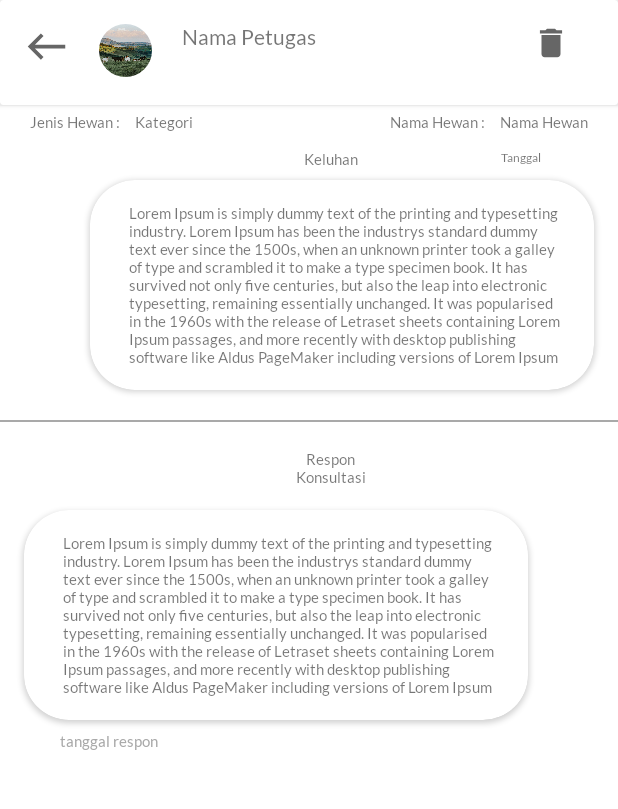
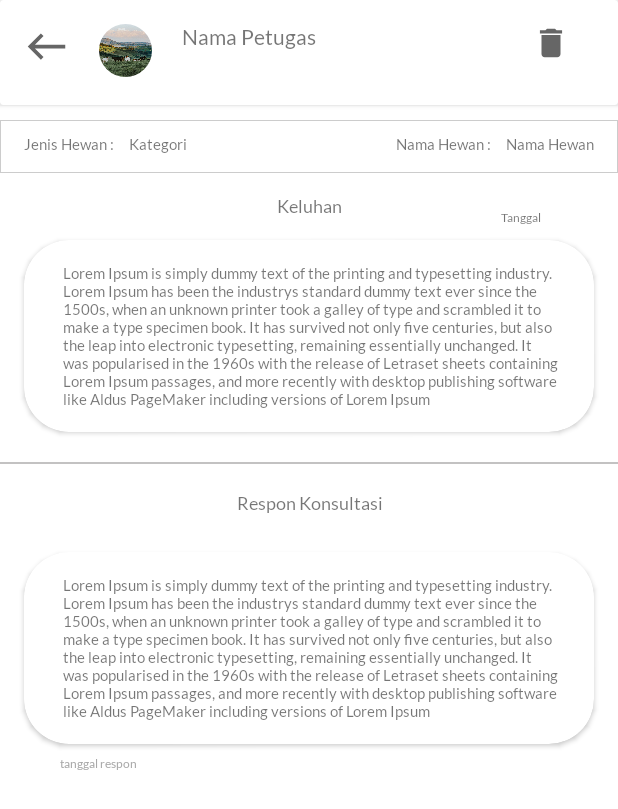
Before and after one commit to mhaerulanam/Kel_4_MOBILE_Gol_F_BWS, an Android app: the DetailKonsultasiMasukActivity screen opened directly, with no data from a screen before it, on a phone screen of 412 x 824 dp. Shown: the top 809 px of the screen. Run offline under Robolectric (Android 15) with nearby library versions, the phone set to English and light mode, and no system bars; our stand-ins replace CircleImageView; pictures from the network do not load.

Commit message:
update tampilan detail konsultasi

```diff
--- a/Dokternak/app/src/main/java/com/def/dokternak/network/ApiClient.java
+++ b/Dokternak/app/src/main/java/com/def/dokternak/network/ApiClient.java
@@ -9,11 +9,18 @@ public class ApiClient {
 
     //URI Hosting Web Service Dokternak.id
 //    public static final String BASE_URL = "http://www.webservice.dokternak.id/api/";
-    public static final String BASE_URL = "http://www.webservice.dokternak.id/public/api/";
-    public static final String ARTIKEL_IMAGE_BASE_URL = "http://www.webservice.dokternak.id/public/data/data_artikel/";
-    public static final String PETUGAS_IMAGE_BASE_URL = "http://www.webservice.dokternak.id/public/data/data_dokter/";
-    public static final String PETERNAK_IMAGE_BASE_URL = "http://www.webservice.dokternak.id/public/data/data_peternak/";
-    public static final String PUSKESWAN_IMAGE_BASE_URL = "http://www.webservice.dokternak.id/public/data/data_puskeswan/";
+//    public static final String BASE_URL = "http://www.webservice.dokternak.id/public/api/";
+//    public static final String ARTIKEL_IMAGE_BASE_URL = "http://www.webservice.dokternak.id/public/data/data_artikel/";
+//    public static final String PETUGAS_IMAGE_BASE_URL = "http://www.webservice.dokternak.id/public/data/data_dokter/";
+//    public static final String PETERNAK_IMAGE_BASE_URL = "http://www.webservice.dokternak.id/public/data/data_peternak/";
+//    public static final String PUSKESWAN_IMAGE_BASE_URL = "http://www.webservice.dokternak.id/public/data/data_puskeswan/";
+
+    //URI Hosting workshopjti
+    public static final String BASE_URL = "http://dokternak.workshopjti.com/api/";
+    public static final String ARTIKEL_IMAGE_BASE_URL = "http://dokternak.workshopjti.com/data/data_artikel/";
+    public static final String PETUGAS_IMAGE_BASE_URL = "http://dokternak.workshopjti.com/data/data_dokter/";
+    public static final String PETERNAK_IMAGE_BASE_URL = "http://dokternak.workshopjti.com/data/data_peternak/";
+    public static final String PUSKESWAN_IMAGE_BASE_URL = "http://dokternak.workshopjti.com/data/data_puskeswan/";
 
     //URI Hosting WSJTI
 //    public static final String BASE_URL = "https://wsjti.id/dokternaK/api/";
--- /dev/null
+++ b/Dokternak/app/src/main/res/drawable/kotak_line.xml
@@ -0,0 +1,13 @@
+<?xml version="1.0" encoding="utf-8"?>
+
+<shape android:shape="rectangle"
+
+    xmlns:android="http://schemas.android.com/apk/res/android">
+
+    <stroke android:width="0.8dp"
+        android:color="#CCCCCC" />
+
+    <gradient android:angle="-90"
+        android:startColor="#00000000"
+        android:endColor="#00000000"  />
+</shape>
--- a/Dokternak/app/src/main/res/layout/activity_detail_konsultasi_masuk.xml
+++ b/Dokternak/app/src/main/res/layout/activity_detail_konsultasi_masuk.xml
@@ -60,26 +60,29 @@
         </androidx.cardview.widget.CardView>
         <RelativeLayout
             android:layout_width="match_parent"
-            android:layout_marginEnd="20dp"
             android:layout_height="wrap_content"
-            android:layout_marginStart="20dp"
-            android:layout_marginTop="75dp">
+            android:background="@drawable/kotak_line"
+            android:layout_marginTop="80dp">
+
             <TextView
+                android:id="@+id/labelJenis"
                 android:layout_width="wrap_content"
-                android:layout_height="wrap_content"
+                android:layout_height="15dp"
+                android:layout_alignParentStart="true"
+                android:layout_alignParentTop="true"
+                android:layout_marginStart="16dp"
+                android:layout_marginTop="10dp"
+                android:layout_marginBottom="10dp"
                 android:text="Jenis Hewan : "
-                android:textSize="10sp"
-                android:id="@+id/labelJenis"
-                android:layout_marginBottom="16dp"
-                android:textAlignment="center"
-                android:layout_alignParentStart="true"
-                />
+                android:textSize="10sp" />
 
             <TextView
                 android:id="@+id/tv_kategori"
                 android:layout_width="wrap_content"
                 android:layout_height="wrap_content"
                 android:layout_toEndOf="@id/labelJenis"
+                android:layout_marginTop="10dp"
+                android:layout_marginBottom="10dp"
                 android:layout_marginStart="8dp"
                 android:textAlignment="textEnd"
                 android:layout_marginEnd="16dp"
@@ -93,9 +96,10 @@
                 android:text="Nama Hewan : "
                 android:textSize="10sp"
                 android:layout_toStartOf="@+id/tv_nama_hewan"
+                android:layout_marginTop="10dp"
+                android:layout_marginBottom="10dp"
                 android:layout_marginEnd="8dp"
                 android:id="@+id/labelNama"
-                android:layout_marginBottom="16dp"
                 android:textAlignment="center"
                 />
 
@@ -103,7 +107,10 @@
                 android:id="@+id/tv_nama_hewan"
                 android:layout_width="wrap_content"
                 android:layout_height="wrap_content"
+                android:layout_marginTop="10dp"
+                android:layout_marginBottom="10dp"
                 android:layout_alignParentEnd="true"
+                android:layout_marginEnd="16dp"
                 android:textAlignment="textEnd"
                 android:textSize="10sp"
                 android:text="Nama Hewan"
@@ -111,16 +118,16 @@
 
         </RelativeLayout>
         <RelativeLayout
-               android:layout_width="80dp"
+            android:layout_width="match_parent"
+            android:layout_marginEnd="20dp"
             android:layout_height="wrap_content"
-               android:layout_marginTop="100dp"
-               android:layout_marginStart="180dp">
+            android:layout_marginStart="20dp"
+            android:layout_marginTop="130dp">
             <TextView
                 android:layout_width="wrap_content"
                 android:layout_height="wrap_content"
                 android:text="Keluhan"
-                   android:textSize="10sp"
-                   android:layout_marginBottom="16dp"
+                android:textSize="12sp"
                 android:textAlignment="center"
                 android:layout_alignParentStart="true"
                 android:layout_alignParentEnd="true"
@@ -130,7 +137,7 @@
         <RelativeLayout
             android:layout_width="80dp"
             android:layout_height="wrap_content"
-            android:layout_marginTop="100dp"
+            android:layout_marginTop="140dp"
             android:layout_marginEnd="18dp"
             android:layout_alignParentEnd="true">
             <TextView
@@ -148,8 +155,8 @@
             android:id="@+id/cv_keluhan"
             android:layout_width="wrap_content"
             android:layout_height="wrap_content"
-            android:layout_marginTop="120dp"
-            android:layout_marginStart="60dp"
+            android:layout_marginTop="160dp"
+            android:layout_marginStart="16dp"
             android:layout_marginEnd="16dp"
             app:cardCornerRadius="30dp"
             >
@@ -179,16 +186,17 @@
 
 
         <RelativeLayout
-            android:layout_width="80dp"
+            android:layout_width="match_parent"
+            android:layout_marginEnd="20dp"
             android:layout_height="wrap_content"
+            android:layout_marginStart="20dp"
             android:layout_marginTop="40dp"
-            android:layout_below="@id/cv_keluhan"
-            android:layout_marginStart="180dp">
+            android:layout_below="@id/cv_keluhan">
             <TextView
                 android:layout_width="wrap_content"
                 android:layout_height="wrap_content"
                 android:text="Respon Konsultasi"
-                android:textSize="10sp"
+                android:textSize="12sp"
                 android:textAlignment="center"
                 android:layout_marginBottom="16dp"
                 android:layout_alignParentStart="true"
@@ -203,7 +211,7 @@
             android:layout_below="@id/cv_keluhan"
             android:layout_marginTop="80dp"
             android:layout_marginStart="16dp"
-            android:layout_marginEnd="60dp"
+            android:layout_marginEnd="16dp"
             app:cardCornerRadius="30dp"
             >
             <RelativeLayout
@@ -230,7 +238,7 @@
             android:layout_marginTop="8dp"
             android:layout_marginStart="40dp"
             android:layout_below="@id/cv_respon"
-            android:textSize="10sp"
+            android:textSize="8sp"
             android:text="tanggal respon"
             android:textColor="@color/dot_light_screen4"
             />
--- a/Dokternak/app/src/main/res/layout/list_kotak_masuk.xml
+++ b/Dokternak/app/src/main/res/layout/list_kotak_masuk.xml
@@ -39,7 +39,7 @@
 
                 <TextView
                     android:id="@+id/tv_nama_dokter"
-                    android:layout_width="230dp"
+                    android:layout_width="200dp"
                     android:layout_height="wrap_content"
                     android:layout_marginStart="16dp"
                     android:layout_marginTop="16dp"
--- a/Dokternak/app/src/main/res/values/colors.xml
+++ b/Dokternak/app/src/main/res/values/colors.xml
@@ -31,7 +31,7 @@
 
     <!-- dots active colors -->
     <color name="dot_light_screen1">#A9A9A9</color>
-    <color name="dot_light_screen2">#A9A9A9</color>
+    <color name="dot_light_screen2">#C3C2C2</color>
     <color name="dot_light_screen3">#A9A9A9</color>
     <color name="dot_light_screen4">#A9A9A9</color>
 
```
Also changed, not shown: Dokternak/app/src/main/res/layout/activity_detail_konsultasi_terkirim.xml (+26 -18 lines). Lines whose indentation alone changed are shown as unchanged.
